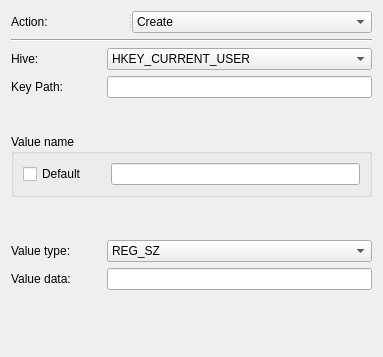
Before: the Qt Designer form src/apps/mvvm-folders/registry/registrywidget.ui in august-alt/policy-preferences-editor-prototype, drawn with Qt 5.
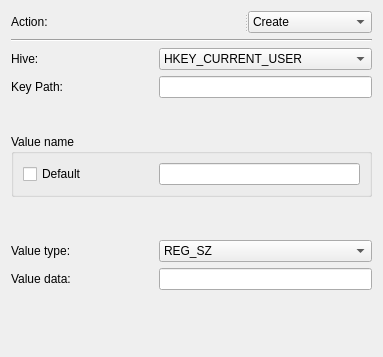
After: the same form once the commit is applied.

What changed in the file:
```diff
--- a/src/apps/mvvm-folders/registry/registrywidget.ui
+++ b/src/apps/mvvm-folders/registry/registrywidget.ui
@@ -20,6 +20,18 @@
       <enum>Qt::Horizontal</enum>
      </property>
      <widget class="QLabel" name="actionLabel">
+      <property name="sizePolicy">
+       <sizepolicy hsizetype="Fixed" vsizetype="Preferred">
+        <horstretch>0</horstretch>
+        <verstretch>0</verstretch>
+       </sizepolicy>
+      </property>
+      <property name="minimumSize">
+       <size>
+        <width>142</width>
+        <height>0</height>
+       </size>
+      </property>
       <property name="text">
        <string>Action:</string>
       </property>
@@ -71,14 +83,14 @@
      <item row="1" column="0">
       <widget class="QLabel" name="keyPathLabel">
        <property name="sizePolicy">
-        <sizepolicy hsizetype="Minimum" vsizetype="Preferred">
+        <sizepolicy hsizetype="Fixed" vsizetype="Preferred">
          <horstretch>0</horstretch>
          <verstretch>0</verstretch>
         </sizepolicy>
        </property>
        <property name="minimumSize">
         <size>
-         <width>90</width>
+         <width>142</width>
          <height>0</height>
         </size>
        </property>
@@ -95,14 +107,14 @@
      <item row="0" column="0">
       <widget class="QLabel" name="hiveLabel">
        <property name="sizePolicy">
-        <sizepolicy hsizetype="Minimum" vsizetype="Preferred">
+        <sizepolicy hsizetype="Fixed" vsizetype="Preferred">
          <horstretch>0</horstretch>
          <verstretch>0</verstretch>
         </sizepolicy>
        </property>
        <property name="minimumSize">
         <size>
-         <width>90</width>
+         <width>142</width>
          <height>0</height>
         </size>
        </property>
@@ -177,9 +189,15 @@
      <layout class="QHBoxLayout" name="horizontalLayout">
       <item>
        <widget class="QCheckBox" name="defaultValueNameCheckBox">
+        <property name="sizePolicy">
+         <sizepolicy hsizetype="Fixed" vsizetype="Fixed">
+          <horstretch>0</horstretch>
+          <verstretch>0</verstretch>
+         </sizepolicy>
+        </property>
         <property name="minimumSize">
          <size>
-          <width>82</width>
+          <width>130</width>
           <height>0</height>
          </size>
         </property>
@@ -212,14 +230,14 @@
      <item row="0" column="0">
       <widget class="QLabel" name="valueTypeLabel">
        <property name="sizePolicy">
-        <sizepolicy hsizetype="Minimum" vsizetype="Preferred">
+        <sizepolicy hsizetype="Fixed" vsizetype="Preferred">
          <horstretch>0</horstretch>
          <verstretch>0</verstretch>
         </sizepolicy>
        </property>
        <property name="minimumSize">
         <size>
-         <width>90</width>
+         <width>142</width>
          <height>0</height>
         </size>
        </property>
@@ -265,14 +283,14 @@
      <item row="1" column="0">
       <widget class="QLabel" name="valueDataLabel">
        <property name="sizePolicy">
-        <sizepolicy hsizetype="Minimum" vsizetype="Preferred">
+        <sizepolicy hsizetype="Fixed" vsizetype="Preferred">
          <horstretch>0</horstretch>
          <verstretch>0</verstretch>
         </sizepolicy>
        </property>
        <property name="minimumSize">
         <size>
-         <width>90</width>
+         <width>142</width>
          <height>0</height>
         </size>
        </property>
```
